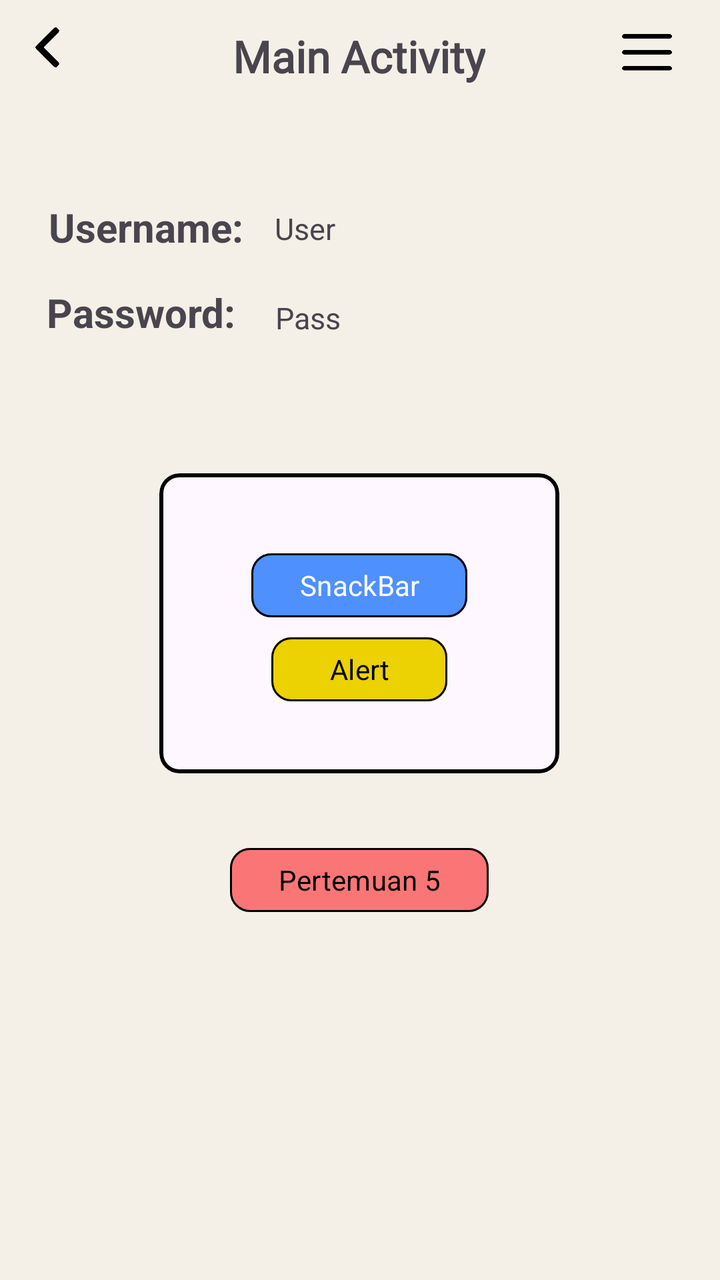
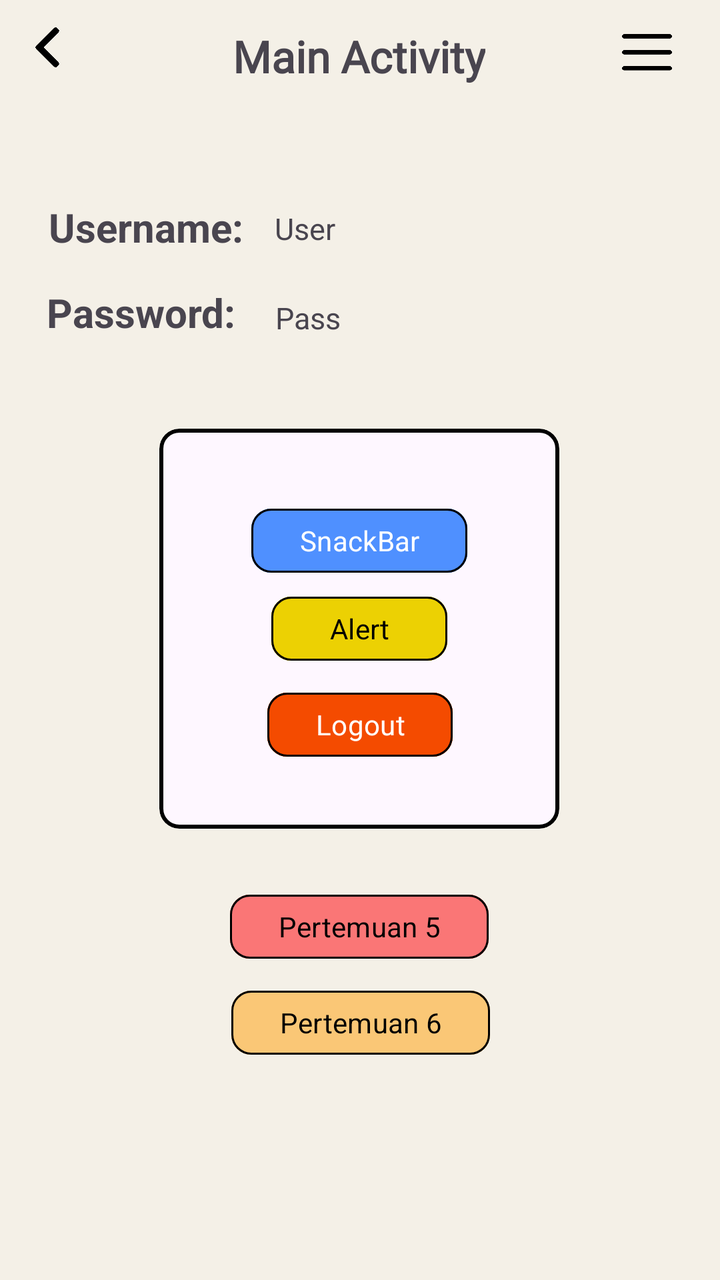

Before-and-after screenshots of an Android layout around one commit, followed by the original layout XML and the change that was made.
<!-- AndroidManifest.xml: application theme Theme.Abiyyu_3TIA -->
<!-- res/layout/activity_main.xml -->
<?xml version="1.0" encoding="utf-8"?>
<androidx.constraintlayout.widget.ConstraintLayout xmlns:android="http://schemas.android.com/apk/res/android"
    xmlns:app="http://schemas.android.com/apk/res-auto"
    xmlns:tools="http://schemas.android.com/tools"
    android:id="@+id/main"
    android:layout_width="match_parent"
    android:layout_height="match_parent"
    android:background="#F4F0E7"
    tools:context=".MainActivity">

    <Button
        android:id="@+id/btnToLima"
        android:layout_width="wrap_content"
        android:layout_height="40dp"
        android:backgroundTint="#FA7676"
        android:fontFamily=""
        android:shadowColor="@color/black"
        android:text="Pertemuan 5"
        android:textColor="@color/black"
        app:cornerRadius="10dp"
        app:layout_constraintBottom_toBottomOf="parent"
        app:layout_constraintEnd_toEndOf="parent"
        app:layout_constraintHorizontal_bias="0.498"
        app:layout_constraintStart_toStartOf="parent"
        app:layout_constraintTop_toBottomOf="@+id/materialCardView"
        app:layout_constraintVertical_bias="0.157"
        app:strokeColor="@color/black"
        app:strokeWidth="1dp" />

    <TextView
        android:id="@+id/tvPasswordTitle"
        android:layout_width="wrap_content"
        android:layout_height="wrap_content"
        android:text="Password: "
        android:textSize="20dp"
        android:textStyle="bold"
        app:layout_constraintBottom_toBottomOf="parent"
        app:layout_constraintEnd_toEndOf="parent"
        app:layout_constraintHorizontal_bias="0.09"
        app:layout_constraintStart_toStartOf="parent"
        app:layout_constraintTop_toBottomOf="@+id/tvUsernameTitle"
        app:layout_constraintVertical_bias="0.032" />

    <TextView
        android:id="@+id/tvUsernameTitle"
        android:layout_width="wrap_content"
        android:layout_height="wrap_content"
        android:layout_marginTop="100dp"
        android:text="Username: "
        android:textSize="20dp"
        android:textStyle="bold"
        app:layout_constraintEnd_toEndOf="parent"
        app:layout_constraintHorizontal_bias="0.094"
        app:layout_constraintStart_toStartOf="parent"
        app:layout_constraintTop_toTopOf="parent" />

    <TextView
        android:id="@+id/tvPass"
        android:layout_width="wrap_content"
        android:layout_height="wrap_content"
        android:text="Pass"
        android:textSize="15dp"
        app:layout_constraintBottom_toBottomOf="parent"
        app:layout_constraintEnd_toEndOf="parent"
        app:layout_constraintHorizontal_bias="0.072"
        app:layout_constraintStart_toEndOf="@+id/tvPasswordTitle"
        app:layout_constraintTop_toBottomOf="@+id/tvUser"
        app:layout_constraintVertical_bias="0.049" />

    <TextView
        android:id="@+id/tvUser"
        android:layout_width="wrap_content"
        android:layout_height="wrap_content"
        android:layout_marginTop="104dp"
        android:text="User"
        android:textSize="15dp"
        app:layout_constraintEnd_toEndOf="parent"
        app:layout_constraintHorizontal_bias="0.053"
        app:layout_constraintStart_toEndOf="@+id/tvUsernameTitle"
        app:layout_constraintTop_toTopOf="parent" />

    <TextView
        android:id="@+id/titleActivty"
        android:layout_width="wrap_content"
        android:layout_height="wrap_content"
        android:fontFamily="@font/domine_variablefont_wght"
        android:text="Main Activity"
        android:textSize="22dp"
        android:textStyle="bold"
        app:layout_constraintBottom_toBottomOf="parent"
        app:layout_constraintEnd_toEndOf="parent"
        app:layout_constraintHorizontal_bias="0.498"
        app:layout_constraintStart_toStartOf="parent"
        app:layout_constraintTop_toTopOf="parent"
        app:layout_constraintVertical_bias="0.022" />

    <ImageView
        android:id="@+id/imageView3"
        android:layout_width="25dp"
        android:layout_height="25dp"
        android:layout_marginEnd="24dp"
        app:layout_constraintBottom_toBottomOf  ="parent"
        app:layout_constraintEnd_toEndOf="parent"
        app:layout_constraintHorizontal_bias="1.0"
        app:layout_constraintStart_toEndOf="@+id/titleActivty"
        app:layout_constraintTop_toTopOf="parent"
        app:layout_constraintVertical_bias="0.022"
        app:srcCompat="@drawable/menu" />

    <ImageButton
        android:id="@+id/btnKembali"
        android:layout_width="20dp"
        android:layout_height="20dp"
        android:padding="0dp"
        android:scaleType="fitXY"
        android:background="?android:attr/selectableItemBackground"
        app:layout_constraintBottom_toBottomOf="parent"
        app:layout_constraintEnd_toStartOf="@+id/titleActivty"
        app:layout_constraintHorizontal_bias="0.142"
        app:layout_constraintStart_toStartOf="parent"
        app:layout_constraintTop_toTopOf="parent"
        app:layout_constraintVertical_bias="0.022"
        app:srcCompat="@drawable/left_arrow" />

    <com.google.android.material.card.MaterialCardView
        android:id="@+id/materialCardView"
        android:layout_width="200dp"
        android:layout_height="150dp"
        app:cardCornerRadius="10dp"
        app:strokeWidth="2dp"
        app:strokeColor="@color/black"
        app:layout_constraintBottom_toBottomOf="parent"
        app:layout_constraintEnd_toEndOf="parent"
        app:layout_constraintHorizontal_bias="0.497"
        app:layout_constraintStart_toStartOf="parent"
        app:layout_constraintTop_toBottomOf="@+id/titleActivty"
        app:layout_constraintVertical_bias="0.434">

        <androidx.constraintlayout.widget.ConstraintLayout
            android:layout_width="match_parent"
            android:layout_height="match_parent"
            android:layout_margin="20dp">

            <Button
                android:id="@+id/btnSnackBar"
                android:layout_width="wrap_content"
                android:layout_height="40dp"
                android:layout_marginTop="16dp"
                android:backgroundTint="@color/biru"
                android:fontFamily=""
                android:shadowColor="@color/black"
                android:text="SnackBar"
                android:textColorHighlight="@color/biru"
                app:cornerRadius="10dp"
                app:layout_constraintEnd_toEndOf="parent"
                app:layout_constraintStart_toStartOf="parent"
                app:layout_constraintTop_toTopOf="parent"
                app:strokeColor="@color/black"
                app:strokeWidth="1dp" />

            <Button
                android:id="@+id/btnAlert"
                android:layout_width="wrap_content"
                android:layout_height="40dp"
                android:backgroundTint="@color/alert"
                android:fontFamily=""
                android:shadowColor="@color/black"
                android:text="Alert"
                android:textColor="@color/black"
                app:cornerRadius="10dp"
                app:layout_constraintBottom_toBottomOf="parent"
                app:layout_constraintEnd_toEndOf="parent"
                app:layout_constraintStart_toStartOf="parent"
                app:layout_constraintTop_toBottomOf="@+id/btnSnackBar"
                app:layout_constraintVertical_bias="0.142"
                app:strokeColor="@color/black"
                app:strokeWidth="1dp" />
        </androidx.constraintlayout.widget.ConstraintLayout>

    </com.google.android.material.card.MaterialCardView>


</androidx.constraintlayout.widget.ConstraintLayout>
<!-- resources referenced by this layout -->
<resources>
  <color name="alert">#ECD103</color>
  <color name="biru">#4f90ff</color>
  <color name="black">#FF000000</color>
  <!-- drawable left_arrow: png bitmap (drawable, 2646 bytes) -->
  <!-- drawable menu: png bitmap (drawable, 3450 bytes) -->
  <style name="Theme.Abiyyu_3TIA" parent="Base.Theme.Abiyyu_3TIA" />
  <style name="Base.Theme.Abiyyu_3TIA" parent="Theme.Material3.DayNight.NoActionBar">
          
          
      </style>
</resources>

<!-- the commit's change to res/layout/activity_main.xml (unified diff, before → after) -->
@@ -27,6 +27,26 @@
         app:strokeColor="@color/black"
         app:strokeWidth="1dp" />
 
+    <Button
+        android:id="@+id/btnToEnam"
+        android:layout_width="wrap_content"
+        android:layout_height="40dp"
+        android:layout_marginTop="8dp"
+        android:backgroundTint="#FAC776"
+        android:fontFamily=""
+        android:shadowColor="@color/black"
+        android:text="Pertemuan 6"
+        android:textColor="@color/black"
+        app:cornerRadius="10dp"
+        app:layout_constraintBottom_toBottomOf="parent"
+        app:layout_constraintEnd_toEndOf="parent"
+        app:layout_constraintHorizontal_bias="0.501"
+        app:layout_constraintStart_toStartOf="parent"
+        app:layout_constraintTop_toBottomOf="@+id/btnToLima"
+        app:layout_constraintVertical_bias="0.0"
+        app:strokeColor="@color/black"
+        app:strokeWidth="1dp" />
+
     <TextView
         android:id="@+id/tvPasswordTitle"
         android:layout_width="wrap_content"
@@ -125,16 +145,16 @@
     <com.google.android.material.card.MaterialCardView
         android:id="@+id/materialCardView"
         android:layout_width="200dp"
-        android:layout_height="150dp"
+        android:layout_height="200dp"
         app:cardCornerRadius="10dp"
-        app:strokeWidth="2dp"
+        app:layout_constraintBottom_toBottomOf="parent"
+        app:layout_constraintEnd_toEndOf="parent"
+        app:layout_constraintHorizontal_bias="0.497"
+        app:layout_constraintStart_toStartOf="parent"
+        app:layout_constraintTop_toBottomOf="@+id/titleActivty"
+        app:layout_constraintVertical_bias="0.432"
         app:strokeColor="@color/black"
-        app:layout_constraintBottom_toBottomOf="parent"
-        app:layout_constraintEnd_toEndOf="parent"
-        app:layout_constraintHorizontal_bias="0.497"
-        app:layout_constraintStart_toStartOf="parent"
-        app:layout_constraintTop_toBottomOf="@+id/titleActivty"
-        app:layout_constraintVertical_bias="0.434">
+        app:strokeWidth="2dp">
 
         <androidx.constraintlayout.widget.ConstraintLayout
             android:layout_width="match_parent"
@@ -172,7 +192,27 @@
                 app:layout_constraintEnd_toEndOf="parent"
                 app:layout_constraintStart_toStartOf="parent"
                 app:layout_constraintTop_toBottomOf="@+id/btnSnackBar"
-                app:layout_constraintVertical_bias="0.142"
+                app:layout_constraintVertical_bias="0.062"
+                app:strokeColor="@color/black"
+                app:strokeWidth="1dp" />
+
+            <Button
+                android:id="@+id/btnLogout"
+                android:layout_width="wrap_content"
+                android:layout_height="40dp"
+                android:layout_marginTop="8dp"
+                android:backgroundTint="#F44B00"
+                android:fontFamily=""
+                android:shadowColor="@color/black"
+                android:text="Logout"
+                android:textColor="@color/white"
+                app:cornerRadius="10dp"
+                app:layout_constraintBottom_toBottomOf="parent"
+                app:layout_constraintEnd_toEndOf="parent"
+                app:layout_constraintHorizontal_bias="0.507"
+                app:layout_constraintStart_toStartOf="parent"
+                app:layout_constraintTop_toBottomOf="@+id/btnAlert"
+                app:layout_constraintVertical_bias="0.0"
                 app:strokeColor="@color/black"
                 app:strokeWidth="1dp" />
         </androidx.constraintlayout.widget.ConstraintLayout>
<!-- resource entries referenced after the edit -->
@@ -3,6 +3,7 @@
   <color name="alert">#ECD103</color>
   <color name="biru">#4f90ff</color>
   <color name="black">#FF000000</color>
+  <color name="white">#FFFFFFFF</color>
   <!-- drawable left_arrow: png bitmap (drawable, 2646 bytes) -->
   <!-- drawable menu: png bitmap (drawable, 3450 bytes) -->
   <style name="Theme.Abiyyu_3TIA" parent="Base.Theme.Abiyyu_3TIA" />
